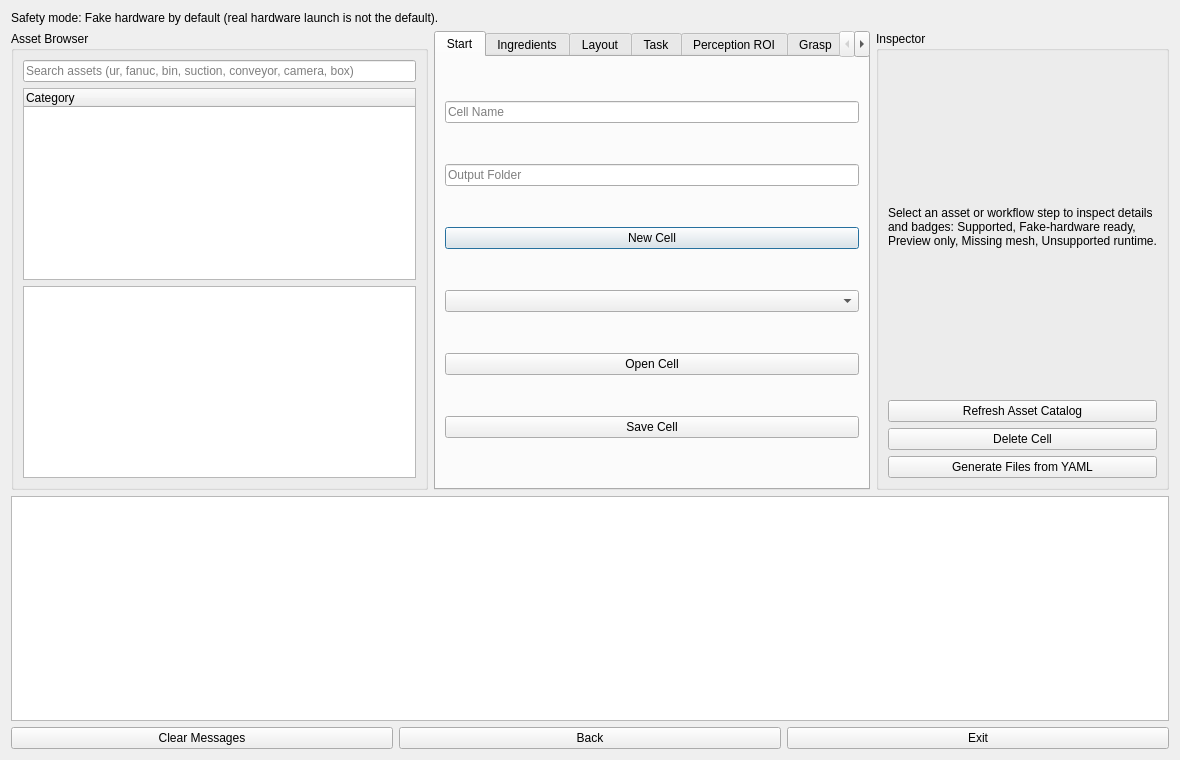
First picture: the form in workcell_builder/workcell_builder/gui/scene_select.ui, repository Mukaram01/Easy_Manipulator_Improved, before the edit.
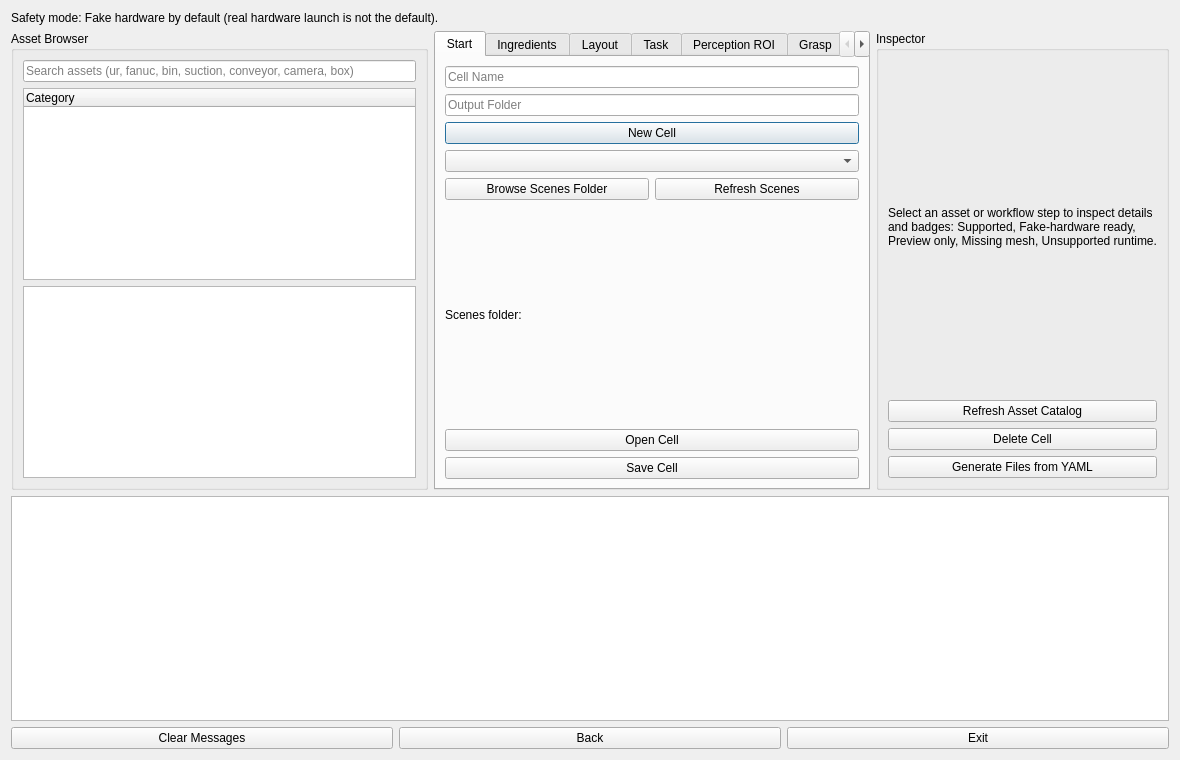
Second picture: the form after the edit.

Commit message: Improve workcell builder default scene root discovery and GUI scene browser

Patch:
```diff
--- a/workcell_builder/workcell_builder/gui/scene_select.ui
+++ b/workcell_builder/workcell_builder/gui/scene_select.ui
@@ -26,6 +26,8 @@
         <item><widget class="QLineEdit" name="output_folder"><property name="placeholderText"><string>Output Folder</string></property></widget></item>
         <item><widget class="QPushButton" name="add_scene"><property name="text"><string>New Cell</string></property></widget></item>
         <item><widget class="QComboBox" name="scene_list"/></item>
+        <item><layout class="QHBoxLayout" name="sceneActionsLayout"><item><widget class="QPushButton" name="browse_scenes_folder"><property name="text"><string>Browse Scenes Folder</string></property></widget></item><item><widget class="QPushButton" name="refresh_scenes_button"><property name="text"><string>Refresh Scenes</string></property></widget></item></layout></item>
+        <item><widget class="QLabel" name="scene_browser_status"><property name="text"><string>Scenes folder: &lt;none&gt;</string></property><property name="wordWrap"><bool>true</bool></property></widget></item>
         <item><widget class="QPushButton" name="edit_scene"><property name="text"><string>Open Cell</string></property></widget></item>
         <item><widget class="QPushButton" name="generate_yaml"><property name="text"><string>Save Cell</string></property></widget></item>
        </layout></widget>
```
The commit also changes 9 other files.
